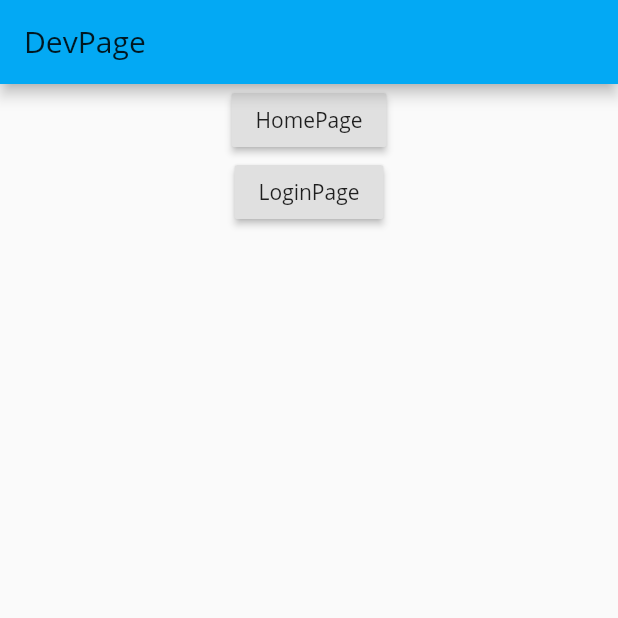
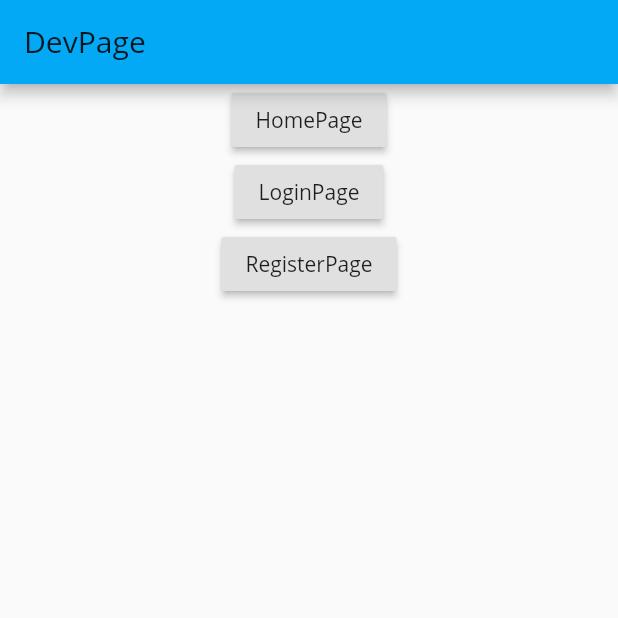
Before and after one commit to GRUNNERteam/pulserun_app, a Flutter app: the screen it shows after launch, on a phone screen of 412 x 824 dp, the top half of it. Run offline on Flutter 3.47's test engine with Material 2 defaults, Android fonts, the phone set to English and light mode, and no system bars; our stand-ins replace firebase_analytics; accounts and stored records are empty.

Commit message:
add registerpage to devpage

```diff
--- a/lib/screens/dev/dev.dart
+++ b/lib/screens/dev/dev.dart
@@ -1,5 +1,6 @@
 import 'package:flutter/material.dart';
 import 'package:pulserun_app/screens/login/login.dart';
+import 'package:pulserun_app/screens/register/register.dart';
 import '../home/home.dart';
 
 class DevPage extends StatelessWidget {
@@ -32,6 +33,15 @@ class DevPage extends StatelessWidget {
                         MaterialPageRoute(builder: (context) => LoginPage()));
                   },
                 ),
+                RaisedButton(
+                  child: Text('RegisterPage'),
+                  onPressed: () {
+                    Navigator.push(
+                        context,
+                        MaterialPageRoute(
+                            builder: (context) => RegisterPage()));
+                  },
+                )
               ],
             ))));
   }
```
